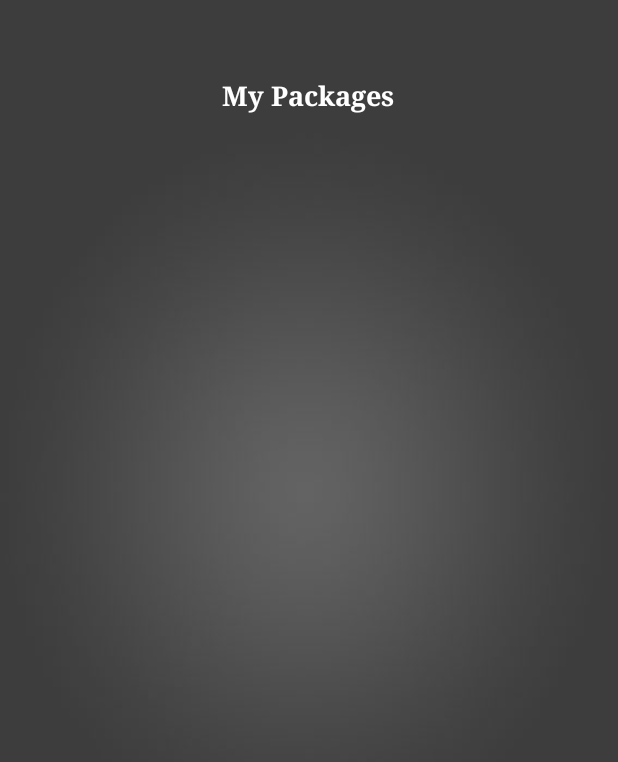
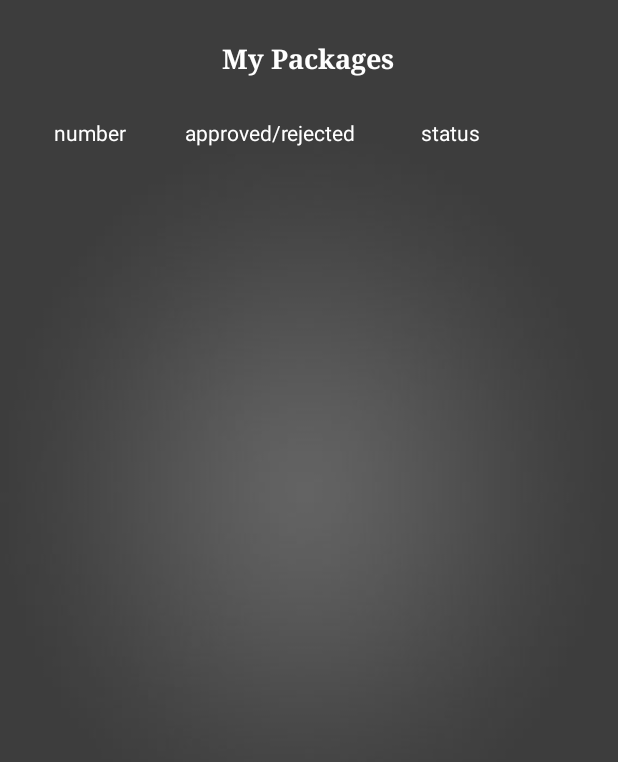
Before and after one commit to KristinaPupavac/bit_tracking_android, an Android app: the layout activity_package_list.xml on its own in the app's theme, with its tools: preview values and no code run, on a phone screen of 412 x 824 dp. Shown: the top 762 px of the screen. Run offline under Robolectric (Android 15) with nearby library versions, the light colour scheme and no system bars.

Commit message:
package list

```diff
--- a/BitTrackingApplication/app/src/main/java/ba/bitcamp/bittracking/bittrackingapplication/controllers/HomeActivity.java
+++ b/BitTrackingApplication/app/src/main/java/ba/bitcamp/bittracking/bittrackingapplication/controllers/HomeActivity.java
@@ -47,7 +47,7 @@
         list.add(p5);
 
         mTruckingNumber = (EditText) findViewById(R.id.trucking_number);
-        mButton = (Button) findViewById(R.id.button);
+        mButton = (Button) findViewById(R.id.ok_button);
         mLinearLayout = (LinearLayout) findViewById(R.id.layout);
         mSignOut = (Button) findViewById(R.id.sign_out);
         t = new TextView(HomeActivity.this);
--- a/BitTrackingApplication/app/src/main/res/layout/activity_package_list.xml
+++ b/BitTrackingApplication/app/src/main/res/layout/activity_package_list.xml
@@ -21,14 +21,39 @@
         android:textColor="#ffffff"
         android:layout_weight="0.15"
         android:layout_gravity="center_horizontal"></TextView>
+    <LinearLayout
+        android:layout_width="match_parent"
+        android:layout_height="wrap_content"
+        android:orientation="horizontal">
+
+        <TextView
+            android:layout_width="120dp"
+            android:layout_height="wrap_content"
+            android:text="number"
+            android:gravity="center"
+            android:textColor="#ffffff"/>
+        <TextView
+            android:layout_width="120dp"
+            android:layout_height="wrap_content"
+            android:text="approved/rejected"
+            android:gravity="center"
+            android:textColor="#ffffff"/>
+        <TextView
+            android:layout_width="120dp"
+            android:layout_height="wrap_content"
+            android:text="status"
+            android:gravity="center"
+            android:textColor="#ffffff"/>
+
+    </LinearLayout>
 
     <android.support.v7.widget.RecyclerView
         android:layout_gravity="center"
-        android:layout_width="310dp"
-        android:layout_height="113dp"
+        android:layout_width="match_parent"
+        android:layout_height="420dp"
         android:id="@+id/person_recycler_view"
         android:layout_column="1"
         android:layout_below="@+id/tableLayout"
         android:layout_centerHorizontal="true"
-        android:layout_weight="0.71"/>
+        android:layout_weight="0.18"/>
 </LinearLayout>
```
Also changed, not shown: BitTrackingApplication/app/src/main/res/layout/activity_package.xml (added, +37 -0 lines).
